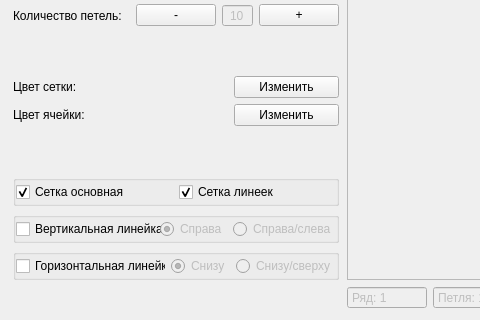
Above: mainwindow.ui from MegaSamuel/PatternDraw before the change; both pictures show x 0 to 480 and y 111 to 431 of the 760 by 431 pixel window. Below: the same form after it.
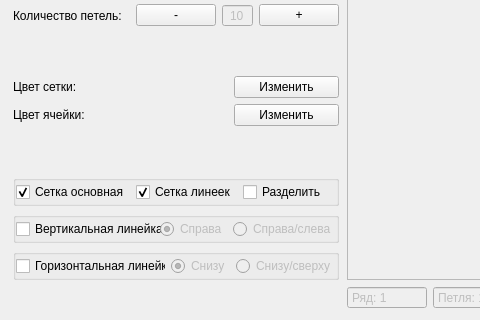
That is the form after the change. Custom widgets are drawn as their Qt base class.

Commit message: ft-cell-split : разделение ячеек

```diff
--- a/mainwindow.ui
+++ b/mainwindow.ui
@@ -475,6 +475,13 @@
               </property>
              </widget>
             </item>
+            <item>
+             <widget class="QCheckBox" name="checkBoxSplit">
+              <property name="text">
+               <string>Разделить</string>
+              </property>
+             </widget>
+            </item>
            </layout>
           </widget>
          </item>
```
The commit also changes 3 other files.
